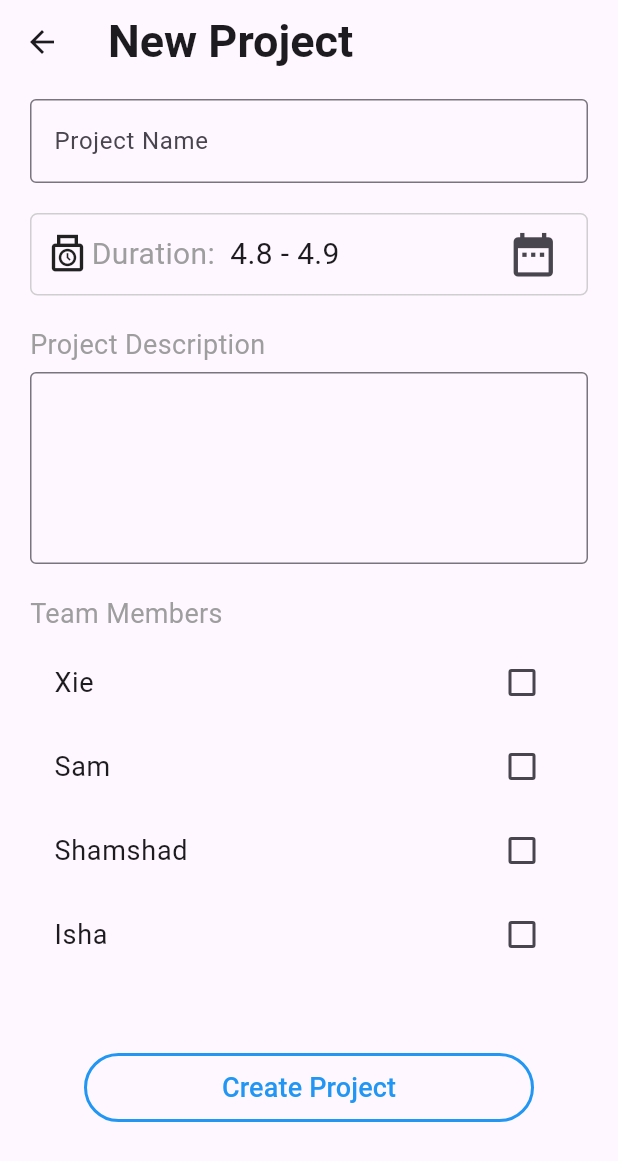
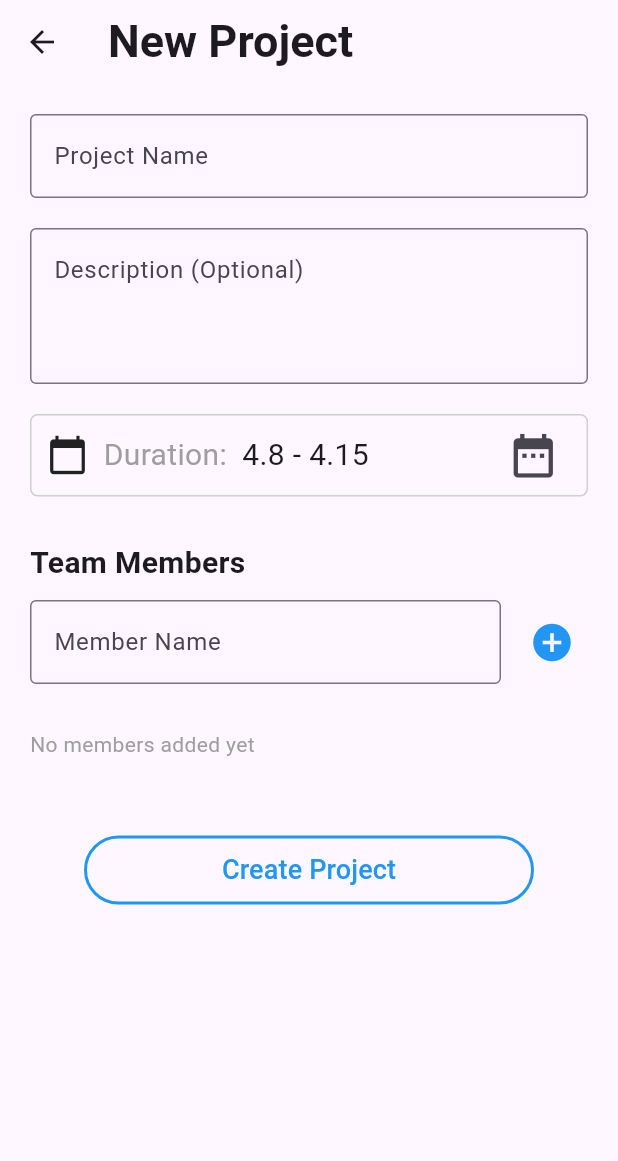
Before and after one commit to Mou2xie/taskSpark, a Flutter app: the screen it shows after launch, after a tap on the "add" icon, on a phone screen of 412 x 824 dp. Shown: the top 1161 px of the screen. Run offline on Flutter 3.47's test engine with Material 3 defaults, Android fonts, the phone set to English and light mode, and no system bars; our stand-ins replace fluttertoast; accounts and stored records are empty.

Commit message:
finish member management

```diff
--- a/lib/components/ProjectItem.dart
+++ b/lib/components/ProjectItem.dart
@@ -48,12 +48,14 @@ class ProjectItem extends StatelessWidget {
                         alignment: Alignment.bottomLeft,
                         // project members
                         child: Row(
-                          children: project.members
-                              .map((item) => Padding(
-                                    padding: EdgeInsets.symmetric(horizontal: 4),
-                                    child: item.avatar,
-                                  ))
-                              .toList(),
+                          children: [
+                            Wrap(
+                              spacing: 4,
+                              children: project.members
+                                  .map((member) => member.defaultAvatar)
+                                  .toList(),
+                            ),
+                          ],
                         )),
                   )
                 ],
--- a/lib/models/Member.dart
+++ b/lib/models/Member.dart
@@ -2,10 +2,21 @@ import 'package:flutter/material.dart';
 
 class Member {
   final String name;
-  final CircleAvatar avatar;
+  final CircleAvatar? avatar;
 
   Member({
     required this.name,
-    required this.avatar,
+    this.avatar,
   });
+
+  // 如果没有设置头像，则使用名字的第一个字母作为默认头像
+  Widget get defaultAvatar {
+    return avatar ?? CircleAvatar(
+      backgroundColor: Colors.blue,
+      child: Text(
+        name.isNotEmpty ? name[0].toUpperCase() : '?',
+        style: TextStyle(color: Colors.white),
+      ),
+    );
+  }
 }
--- a/lib/models/TaskModel.dart
+++ b/lib/models/TaskModel.dart
@@ -59,6 +59,7 @@ class Task {
   late int id;
   late TaskStatus status;
   final String taskName;
+  final String? description;
   final DateTimeRange duration;
   final Member assignTo;
   final TaskPriority priority;
@@ -78,6 +79,7 @@ class Task {
 
   Task({
     required this.taskName,
+    this.description,
     required this.duration,
     required this.assignTo,
     required this.priority,
--- a/lib/route/createProject.dart
+++ b/lib/route/createProject.dart
@@ -9,7 +9,62 @@ void main() {
   runApp(CreateProject());
 }
 
-class CreateProject extends StatelessWidget {
+class CreateProject extends StatefulWidget {
+  @override
+  _CreateProjectState createState() => _CreateProjectState();
+}
+
+class _CreateProjectState extends State<CreateProject> {
+  final _formKey = GlobalKey<FormState>();
+  final projectNameController = TextEditingController();
+  final projectDescriptionController = TextEditingController();
+  final memberNameController = TextEditingController();
+  List<Member> members = [];
+
+  DateTimeRange durationRange = DateTimeRange(
+    start: DateTime.now(),
+    end: DateTime.now().add(Duration(days: 7)),
+  );
+
+  @override
+  void dispose() {
+    projectNameController.dispose();
+    projectDescriptionController.dispose();
+    memberNameController.dispose();
+    super.dispose();
+  }
+
+  Future<void> selectDurationRange(BuildContext context) async {
+    DateTimeRange? picked = await showDateRangePicker(
+      context: context,
+      firstDate: DateTime(2000),
+      lastDate: DateTime(2100),
+      initialDateRange: durationRange,
+      saveText: "Confirm",
+    );
+
+    if (picked != null) {
+      setState(() {
+        durationRange = picked;
+      });
+    }
+  }
+
+  void _addMember() {
+    if (memberNameController.text.trim().isNotEmpty) {
+      setState(() {
+        members.add(Member(name: memberNameController.text.trim()));
+        memberNameController.clear();
+      });
+    }
+  }
+
+  void _removeMember(int index) {
+    setState(() {
+      members.removeAt(index);
+    });
+  }
+
   @override
   Widget build(BuildContext context) {
     return Scaffold(
@@ -19,96 +74,13 @@ class CreateProject extends StatelessWidget {
           style: TextStyle(fontSize: 30, fontWeight: FontWeight.bold),
         ),
       ),
-        body: Container(
-          margin: EdgeInsets.symmetric(vertical: 10, horizontal: 20),
-          child: FormWidget(),
-        ));
-  }
-}
-
-class FormWidget extends StatefulWidget {
-  @override
-  createState() {
-    return _FormWidgetState();
-  }
-}
-
-class _FormWidgetState extends State {
-  final _formKey = GlobalKey<FormState>();
-
-  // access projectName with projectNameController.text
-  final projectNameController = TextEditingController();
-  // access projectDescription with projectDescriptionController.text
-  final projectDescriptionController = TextEditingController();
-
-  @override
-  void dispose() {
-    //clean controllers when the widget is removed
-    projectNameController.dispose();
-    projectDescriptionController.dispose();
-    super.dispose();
-  }
-
-  // durationRange selected by user
-  DateTimeRange durationRange = DateTimeRange(
-      start: DateTime.now(), end: DateTime.now().add(Duration(days: 1)));
-
-  // the member and whether they are enrolled in the project
-  Map<Member, bool> enrollMember = {
-    Member(
-      name: 'Xie',
-      avatar: CircleAvatar(
-        backgroundImage: AssetImage('lib/assets/images/xie.png'),
-      ),
-    ): false,
-    Member(
-      name: 'Sam',
-      avatar: CircleAvatar(
-        backgroundImage: AssetImage('lib/assets/images/sam.png'),
-      ),
-    ): false,
-    Member(
-      name: 'Shamshad',
-      avatar: CircleAvatar(
-        backgroundImage: AssetImage('lib/assets/images/sham.png'),
-      ),
-    ): false,
-    Member(
-      name: 'Isha',
-      avatar: CircleAvatar(
-        backgroundImage: AssetImage('lib/assets/images/isha.png'),
-      ),
-    ): false,
-  };
-
-  // get duration range from user and set durationRange state
-  Future<void> selectDurationRange(BuildContext context) async {
-    DateTimeRange? picked = await showDateRangePicker(
-      context: context,
-      firstDate: DateTime(2000),
-      lastDate: DateTime(2100),
-      initialDateRange: durationRange,
-      saveText: "Comfirm",
-    );
-
-    if (picked != null) {
-      setState(() {
-        durationRange = picked;
-      });
-    }
-  }
-
-  @override
-  Widget build(BuildContext context) {
-
-    final projectsListProvider =
-        Provider.of<ProjectsListProvider>(context, listen: false);
-
-    return Form(
+      body: SingleChildScrollView(
+        padding: EdgeInsets.all(20),
+        child: Form(
           key: _formKey,
           child: Column(
+            crossAxisAlignment: CrossAxisAlignment.start,
             children: [
-          // project name input box
               TextFormField(
                 controller: projectNameController,
                 decoration: InputDecoration(
@@ -117,15 +89,22 @@ class _FormWidgetState extends State {
                 ),
                 validator: (value) {
                   if (value == null || value.isEmpty) {
-                return 'Please enter project name.';
+                    return 'Please enter project name';
                   }
                   return null;
                 },
               ),
-
               SizedBox(height: 20),
-
-          // duration range input box
+              TextFormField(
+                controller: projectDescriptionController,
+                decoration: InputDecoration(
+                  labelText: 'Description (Optional)',
+                  border: OutlineInputBorder(),
+                  alignLabelWithHint: true,
+                ),
+                maxLines: 3,
+              ),
+              SizedBox(height: 20),
               Container(
                 decoration: BoxDecoration(
                   border: Border.all(color: Color(0xffCFCFCF)),
@@ -134,100 +113,104 @@ class _FormWidgetState extends State {
                 padding: EdgeInsets.symmetric(horizontal: 10, vertical: 1),
                 child: Row(
                   children: [
-                Icon(
-                  Icons.punch_clock_outlined,
-                  size: 28,
-                ),
-                SizedBox(width: 2),
+                    Icon(Icons.calendar_today, size: 28),
+                    SizedBox(width: 10),
                     Text(
                       "Duration:",
                       style: TextStyle(fontSize: 20, color: Colors.grey),
                     ),
                     SizedBox(width: 10),
                     Text(
-                  "${durationRange!.start.month}.${durationRange!.start.day} - ${durationRange!.end.month}.${durationRange!.end.day}",
+                      "${durationRange.start.month}.${durationRange.start.day} - ${durationRange.end.month}.${durationRange.end.day}",
                       style: TextStyle(fontSize: 20),
                     ),
                     Spacer(),
                     IconButton(
                       onPressed: () => selectDurationRange(context),
-                    icon: Icon(
-                      Icons.date_range,
-                      size: 35,
-                    )),
+                      icon: Icon(Icons.date_range, size: 35),
+                    ),
                   ],
                 ),
               ),
-
-          const SizedBox(height: 20),
-
-          Align(
-            alignment: Alignment.centerLeft,
-            child: Text("Project Description",
-                style: TextStyle(fontSize: 18, color: Colors.grey)),
+              SizedBox(height: 30),
+              Text(
+                "Team Members",
+                style: TextStyle(fontSize: 20, fontWeight: FontWeight.bold),
               ),
-          SizedBox(height: 5),
-
-          // project description input box
-          TextFormField(
-            maxLines: 4,
-            controller: projectDescriptionController,
+              SizedBox(height: 10),
+              Row(
+                children: [
+                  Expanded(
+                    child: TextFormField(
+                      controller: memberNameController,
                       decoration: InputDecoration(
+                        labelText: 'Member Name',
                         border: OutlineInputBorder(),
                       ),
                     ),
-          const SizedBox(height: 20),
-          Align(
-            alignment: Alignment.centerLeft,
-            child: Text("Team Members",
-                style: TextStyle(fontSize: 18, color: Colors.grey)),
                   ),
-          SizedBox(height: 5),
-
-          // team members checkbox
-          ListView(
+                  SizedBox(width: 10),
+                  IconButton(
+                    onPressed: _addMember,
+                    icon: Icon(Icons.add_circle, size: 30, color: Colors.blue),
+                  ),
+                ],
+              ),
+              SizedBox(height: 10),
+              if (members.isEmpty)
+                Padding(
+                  padding: EdgeInsets.symmetric(vertical: 20),
+                  child: Text(
+                    'No members added yet',
+                    style: TextStyle(color: Colors.grey),
+                  ),
+                )
+              else
+                ListView.builder(
                   shrinkWrap: true,
-            children: enrollMember.keys
-                .map((Member member) => CheckboxListTile(
-                      value: enrollMember[member],
-                      title: Text(member.name, style: TextStyle(fontSize: 18)),
-                      onChanged: (bool? value) {
-                        setState(() {
-                          enrollMember[member] = value!;
-                        });
+                  physics: NeverScrollableScrollPhysics(),
+                  itemCount: members.length,
+                  itemBuilder: (context, index) {
+                    return ListTile(
+                      leading: members[index].defaultAvatar,
+                      title: Text(members[index].name),
+                      trailing: IconButton(
+                        icon: Icon(Icons.remove_circle, color: Colors.red),
+                        onPressed: () => _removeMember(index),
+                      ),
+                    );
                   },
-                    ))
-                .toList(),
                 ),
-
-          const SizedBox(height: 50),
-
-          // create btn
-          OutlinedButton(
+              SizedBox(height: 30),
+              Center(
+                child: OutlinedButton(
                   style: OutlinedButton.styleFrom(
                     minimumSize: Size(300, 46),
                     side: BorderSide(color: Colors.blue, width: 2),
                     foregroundColor: Colors.blue,
                   ),
                   onPressed: () {
-              // check if the form is valid
                     if (_formKey.currentState!.validate()) {
-                // check if any member is enrolled in the project
-                if (enrollMember.values.contains(true)) {
-                  // create project object
+                      if (members.isEmpty) {
+                        ScaffoldMessenger.of(context).showSnackBar(
+                          SnackBar(
+                            content: Text('Please add at least one team member'),
+                            backgroundColor: Colors.red,
+                          ),
+                        );
+                        return;
+                      }
+
                       final project = Project(
                         projectName: projectNameController.text,
-                    projectDescription: projectDescriptionController.text,
                         durationRange: durationRange,
-                    members: enrollMember.entries
-                        .where((element) => element.value)
-                        .map((e) => e.key)
-                        .toList(),
+                        projectDescription: projectDescriptionController.text.trim(),
+                        members: members,
                       );
-                  // add project to projectsListProvider
-                  projectsListProvider.addProject(project);
 
-                  // show toast
+                      Provider.of<ProjectsListProvider>(context, listen: false)
+                          .addProject(project);
+
                       Fluttertoast.showToast(
                         msg: "Project created successfully",
                         toastLength: Toast.LENGTH_SHORT,
@@ -235,28 +218,23 @@ class _FormWidgetState extends State {
                         timeInSecForIosWeb: 1,
                         backgroundColor: Colors.green,
                         textColor: Colors.white,
-                      fontSize: 16.0);
+                        fontSize: 16.0,
+                      );
 
-                  // after toast shown, jump back to project list
                       Future.delayed(Duration(seconds: 2), () {
                         Navigator.pop(context);
                       });
-
-                } else {
-                  ScaffoldMessenger.of(context).showSnackBar(
-                    SnackBar(
-                        content: Text(
-                            "Please put at least one member in the project")),
-                  );
-                }
                     }
                   },
-            child: const Text(
+                  child: Text(
                     'Create Project',
                     style: TextStyle(fontSize: 18),
                   ),
-          )
+                ),
+              ),
             ],
+          ),
+        ),
       ),
     );
   }
```
Also changed, not shown: lib/components/ProjectCard.dart (+7 -6 lines), lib/components/TaskItem.dart (+17 -30 lines), lib/providers/taskProvider.dart (+7 -0 lines), lib/route/createTask.dart (+72 -83 lines), lib/route/projectDetail.dart (+79 -1 lines), lib/route/taskDetail.dart (+36 -10 lines), 4 other files. Lines whose indentation alone changed are shown as unchanged.
